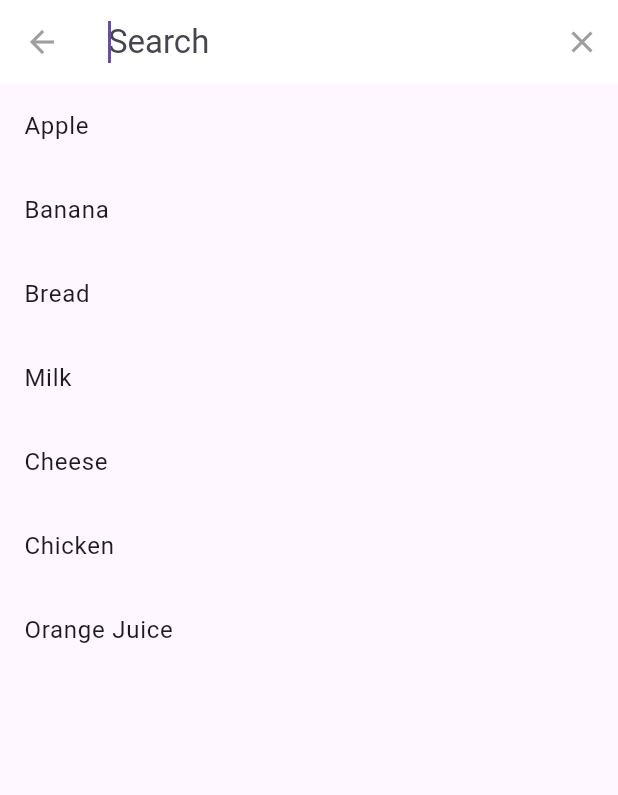
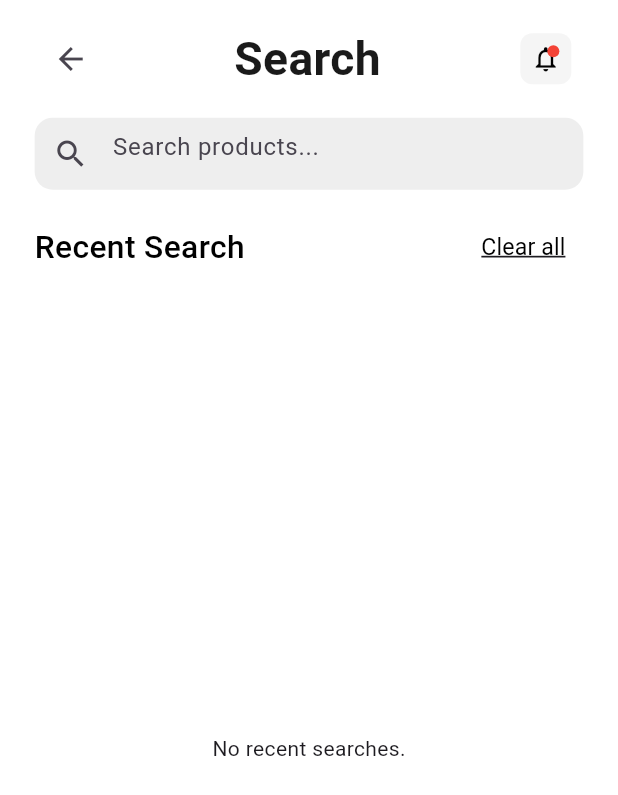
Before and after one commit to MohamadRamahi/ecommerce_app, a Flutter app: the HomeScreen screen opened directly, after a tap on "Search...", on a phone screen of 412 x 824 dp. Shown: the top 795 px of the screen. Run offline on Flutter 3.47's test engine with Material 3 defaults, Android fonts, the phone set to English and light mode, and no system bars; our stand-ins replace bloc, firebase_auth, firebase_core, flutter_bloc, font_awesome_flutter, geocoding and 5 more; accounts and stored records are empty.

Commit message:
create search screen

```diff
--- a/lib/view/screens/home_screen.dart
+++ b/lib/view/screens/home_screen.dart
@@ -1,4 +1,5 @@
 import 'package:ecommerce/cubit/category_navigation_cubit.dart';
+import 'package:ecommerce/model/all_product.dart'; // مفترض يحتوي allProducts
 import 'package:ecommerce/responsive.dart';
 import 'package:ecommerce/view/widget/category_bar_widget.dart';
 import 'package:ecommerce/view/widget/filter_widget.dart';
@@ -47,11 +48,11 @@ class HomeScreen extends StatelessWidget {
               /// 🔍 Search Widget
               Padding(
                 padding: EdgeInsets.symmetric(
-                    horizontal: responsiveWidth(context, 24),
-                    ),
+                  horizontal: responsiveWidth(context, 24),
+                ),
                 child: Row(
                   children: [
-                    Expanded(child: SearchWidget()), // <-- takes remaining space
+                    Expanded(child: SearchWidget(allProducts: allProducts)),  // هنا
                     SizedBox(width: responsiveWidth(context, 8)),
                     FilterWidget(
                       onApplyFilter: (filters) {
@@ -62,13 +63,12 @@ class HomeScreen extends StatelessWidget {
                 ),
               ),
 
-
               SizedBox(height: responsiveHeight(context, 16)),
 
               /// 📂 Category Bar
               Padding(
                 padding: EdgeInsets.symmetric(
-                    horizontal: responsiveWidth(context, 24),),
+                  horizontal: responsiveWidth(context, 24),),
                 child: CategoryBarWidget(),
               ),
 
@@ -78,7 +78,7 @@ class HomeScreen extends StatelessWidget {
               Padding(
                 padding: EdgeInsets.symmetric(
                     horizontal: responsiveWidth(context, 24),
-                vertical: responsiveHeight(context, 16)),
+                    vertical: responsiveHeight(context, 16)),
                 child: BlocBuilder<CategoryCubit, CategoryState>(
                   builder: (context, state) {
                     final products = state.filteredProducts;
@@ -95,7 +95,6 @@ class HomeScreen extends StatelessWidget {
                     }
 
                     return GridView.builder(
-
                       physics: const NeverScrollableScrollPhysics(),
                       shrinkWrap: true,
                       itemCount: products.length,
--- /dev/null
+++ b/lib/view/screens/search_screen.dart
@@ -0,0 +1,232 @@
+import 'package:ecommerce/view/screens/product_details_screen.dart';
+import 'package:ecommerce/view/widget/notification_icon_widget.dart';
+import 'package:ecommerce/view/widget/product_list_item_search.dart';
+import 'package:flutter/material.dart';
+import 'package:font_awesome_flutter/font_awesome_flutter.dart';
+import 'package:shared_preferences/shared_preferences.dart';
+import 'package:ecommerce/model/product_model.dart';
+import 'package:ecommerce/view/widget/product_widget.dart';
+import 'package:ecommerce/responsive.dart';
+
+class SearchScreen extends StatefulWidget {
+  final List<ProductModel> allProducts;
+
+  const SearchScreen({Key? key, required this.allProducts}) : super(key: key);
+
+  @override
+  State<SearchScreen> createState() => _SearchScreenState();
+}
+
+class _SearchScreenState extends State<SearchScreen> {
+  List<String> recentSearches = [];
+  String query = '';
+
+  @override
+  void initState() {
+    super.initState();
+    _loadRecentSearches();
+  }
+
+  Future<void> _loadRecentSearches() async {
+    final prefs = await SharedPreferences.getInstance();
+    setState(() {
+      recentSearches = prefs.getStringList('recentSearches') ?? [];
+    });
+  }
+
+  Future<void> _saveSearch(String query) async {
+    if (query.isEmpty) return;
+    final prefs = await SharedPreferences.getInstance();
+    recentSearches.remove(query);
+    recentSearches.insert(0, query);
+    if (recentSearches.length > 10) {
+      recentSearches = recentSearches.sublist(0, 10);
+    }
+    await prefs.setStringList('recentSearches', recentSearches);
+  }
+
+  @override
+  Widget build(BuildContext context) {
+    final results = widget.allProducts
+        .where((product) =>
+        product.name.toLowerCase().contains(query.toLowerCase()))
+        .toList();
+
+    return Scaffold(
+      backgroundColor: Colors.white,
+      body: SafeArea(
+        child: Padding(
+          padding: EdgeInsets.symmetric(
+            horizontal: responsiveWidth(context, 24),
+            vertical: responsiveHeight(context, 16),
+          ),
+          child: Column(
+            crossAxisAlignment: CrossAxisAlignment.start,
+            children: [
+              // Header row
+              Row(
+                mainAxisAlignment: MainAxisAlignment.spaceBetween,
+                children: [
+                  const BackButton(),
+                  Text(
+                    'Search',
+                    style: TextStyle(
+                      fontSize: responsiveWidth(context, 32),
+                      color: const Color(0xff1A1A1A),
+                      fontWeight: FontWeight.bold,
+                    ),
+                  ),
+                   NotificationIcon(),
+                ],
+              ),
+              SizedBox(height: responsiveHeight(context, 16)),
+              // Search bar
+              Container(
+                decoration: BoxDecoration(
+                  color: Colors.grey[200],
+                  borderRadius: BorderRadius.circular(12),
+                ),
+                child: TextField(
+                  onChanged: (value) {
+                    setState(() {
+                      query = value;
+                    });
+                  },
+                  onSubmitted: (value) {
+                    _saveSearch(value);
+                  },
+                  decoration: InputDecoration(
+                    hintText: 'Search products...',
+                    border: InputBorder.none,
+                    prefixIcon: const Icon(Icons.search),
+                    suffixIcon: query.isNotEmpty
+                        ? IconButton(
+                      icon: const Icon(Icons.clear),
+                      onPressed: () {
+                        setState(() {
+                          query = '';
+                        });
+                      },
+                    )
+                        : null,
+                  ),
+                ),
+              ),
+              SizedBox(height: responsiveHeight(context, 16)),
+              Row(
+                mainAxisAlignment: MainAxisAlignment.spaceBetween,
+                children: [
+                  Text('Recent Search',style: TextStyle(
+                    color: Colors.black,
+                    fontSize: responsiveWidth(context, 22),
+                    fontWeight: FontWeight.w500
+                  ),
+                  ),
+                  TextButton(onPressed: ()async {
+                    final prefs = await SharedPreferences.getInstance();
+                    await prefs.remove('recentSearches'); // مسح من التخزين
+
+                    setState(() {
+                      recentSearches.clear();
+                    });
+                  },
+                      child: Text('Clear all',style:TextStyle(
+                        decoration: TextDecoration.underline,
+                        decorationThickness: 1.5,
+                        color: Colors.black,
+                        fontWeight: FontWeight.w400,
+                        fontSize: responsiveWidth(context, 16)
+                      ),)
+                  ),
+                ],
+              ),
+
+
+              // Content
+              Expanded(
+                child: query.isEmpty
+                    ? _buildRecentSearches()
+                    : results.isEmpty
+                    ? _buildNoResults()
+                    :ListView.builder(
+                  itemCount: results.length,
+                  itemBuilder: (context, index) {
+                    final product = results[index];
+                    return GestureDetector(
+                      onTap: () async {
+                        await _saveSearch(product.name); // حفظ في recent search
+                        setState(() {
+                          query = product.name;
+                        });
+                        // روح لصفحة التفاصيل
+                        Navigator.push(
+                          context,
+                          MaterialPageRoute(
+                            builder: (context) => ProductDetailsScreen(product: product),
+                          ),
+                        );
+                      },
+                      child: ProductListItem(product: product, allProducts: [],)
+                    );
+                  },
+                ),
+
+              ),
+            ],
+          ),
+        ),
+      ),
+    );
+  }
+
+  Widget _buildRecentSearches() {
+    if (recentSearches.isEmpty) {
+      return const Center(child: Text('No recent searches.'));
+    }
+    return ListView.builder(
+      itemCount: recentSearches.length,
+      itemBuilder: (context, index) {
+        final recent = recentSearches[index];
+        return ListTile(
+          leading: const Icon(Icons.history, color: Colors.grey),
+          title: Text(recent),
+          onTap: () {
+            setState(() {
+              query = recent;
+            });
+          },
+          trailing: IconButton(
+            icon: Icon(FontAwesomeIcons.xmarkCircle, size: 20,color: Colors.grey,),
+            onPressed: () async {
+              final prefs = await SharedPreferences.getInstance();
+              setState(() {
+                recentSearches.removeAt(index);
+              });
+              await prefs.setStringList('recentSearches', recentSearches);
+            },
+          ),
+        );
+      },
+    );
+  }
+
+  Widget _buildNoResults() {
+    return Center(
+      child: Column(
+        mainAxisAlignment: MainAxisAlignment.center,
+        children: [
+          Icon(Icons.search,
+              size: responsiveWidth(context, 64), color: Colors.grey),
+          SizedBox(height: responsiveHeight(context, 18)),
+          const Text('No Results Found!', style: TextStyle(fontSize: 18)),
+          SizedBox(height: responsiveHeight(context, 18)),
+          const Text(
+            'Try a similar word or something more general.',
+            style: TextStyle(color: Colors.grey, fontSize: 16),
+            textAlign: TextAlign.center,
+          ),
+        ],
+      ),
+    );
+  }
+}
--- a/lib/view/widget/search_widget.dart
+++ b/lib/view/widget/search_widget.dart
@@ -1,26 +1,24 @@
+import 'package:ecommerce/model/product_model.dart';
 import 'package:ecommerce/model/product_searche_delegate.dart';
 import 'package:ecommerce/responsive.dart';
+import 'package:ecommerce/view/screens/search_screen.dart';
 import 'package:flutter/material.dart';
 
 class SearchWidget extends StatelessWidget {
-  const SearchWidget({super.key});
+  final List<ProductModel> allProducts;
+
+  const SearchWidget({super.key, required this.allProducts});
 
   @override
   Widget build(BuildContext context) {
     return GestureDetector(
       onTap: () {
-        final mockProductList = [
-          'Apple',
-          'Banana',
-          'Bread',
-          'Milk',
-          'Cheese',
-          'Chicken',
-          'Orange Juice',
-        ];
-        showSearch(
-          context: context,
-          delegate: ProductSearchDelegate(allProducts: mockProductList),
+        Navigator.push(context,
+            MaterialPageRoute(
+                builder: (context)=>SearchScreen(
+                    allProducts: allProducts
+                ),
+            ),
         );
       },
       child: Container(
@@ -41,7 +39,6 @@ class SearchWidget extends StatelessWidget {
           ],
         ),
       ),
-
     );
   }
 }
--- a/pubspec.yaml
+++ b/pubspec.yaml
@@ -40,11 +40,12 @@ dependencies:
   firebase_core: ^3.13.1
   firebase_auth: ^5.5.4
   equatable: ^2.0.7
-  font_awesome_flutter: ^10.8.0
+  font_awesome_flutter: ^10.9.0
   pin_code_fields: ^8.0.1
   persistent_bottom_nav_bar: ^6.2.1
   geocoding: ^4.0.0
   google_maps_flutter: ^2.12.2
+  firebase_messaging: ^15.2.10
 
 dev_dependencies:
   flutter_test:
```
Also changed, not shown: lib/model/product_searche_delegate.dart (+110 -28 lines), lib/view/widget/product_list_item_search.dart (added, +70 -0 lines), pubspec.lock.
